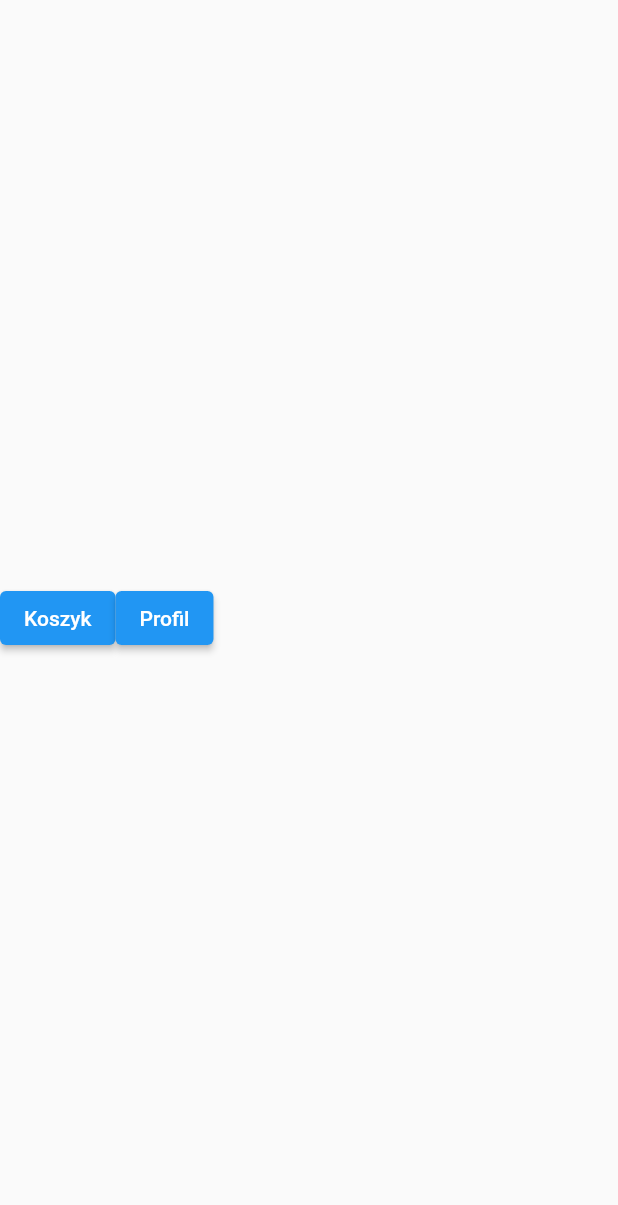
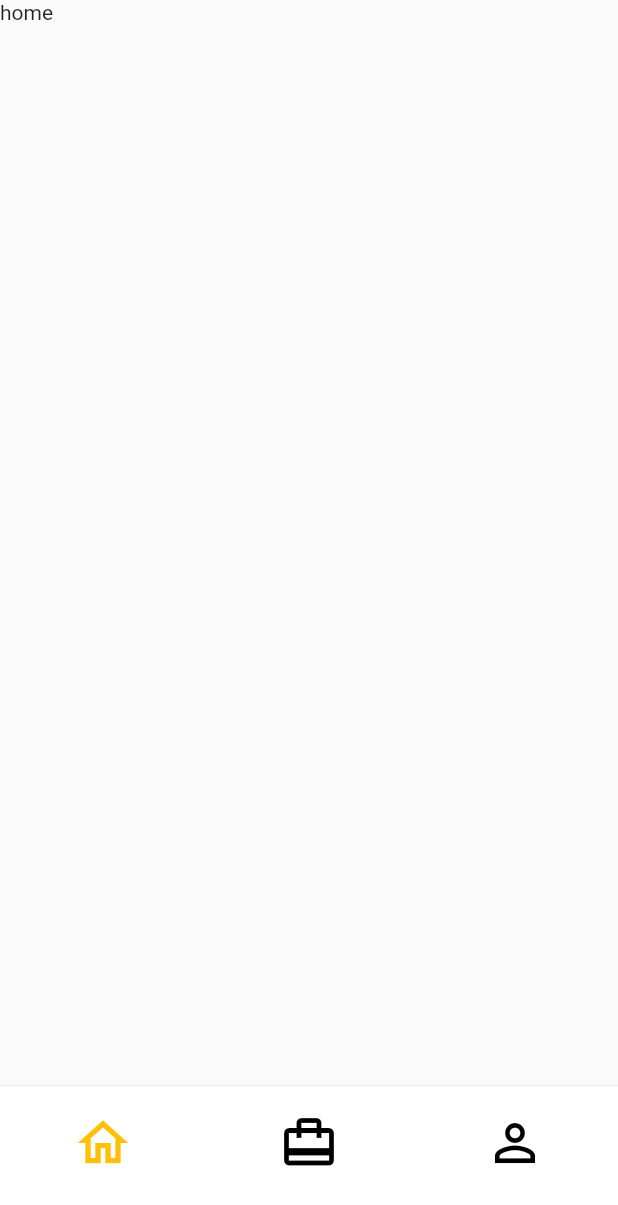
Before and after one commit to sqsiek0/inzynieria-aplikacja, a Flutter app: the screen it shows after launch, on a phone screen of 412 x 824 dp. Shown: the top 1205 px of the screen. Run offline on Flutter 3.47's test engine with Material 2 defaults, Android fonts, the phone set to English and light mode, and no system bars; our stand-ins replace bloc, flutter_bloc, go_router.

Commit message:
bottom bar

```diff
--- /dev/null
+++ b/lib/app/src/constants/colors.dart
@@ -0,0 +1,5 @@
+import 'package:flutter/material.dart';
+
+class AppColor {
+  static const Color greyColor = Color(0xffA9A9A9);
+}
--- /dev/null
+++ b/lib/app/src/constants/paddings.dart
@@ -0,0 +1,3 @@
+class AppPaddings {
+  static const double horizontalPadding = 20;
+}
--- /dev/null
+++ b/lib/app/view/widgets/app_bottom_bar.dart
@@ -0,0 +1,103 @@
+import 'package:flutter/material.dart';
+import 'package:flutter_bloc/flutter_bloc.dart';
+import 'package:robot_controller/app/bloc/app_bloc.dart';
+import 'package:robot_controller/app/src/constants/colors.dart';
+import 'package:robot_controller/app/src/constants/paddings.dart';
+import 'package:robot_controller/app/src/enums/enums.dart';
+
+class AppBottomBar extends StatefulWidget {
+  const AppBottomBar({super.key, required this.appTabState});
+  final AppTabState appTabState;
+
+  @override
+  State<AppBottomBar> createState() => _AppBottomBarState();
+}
+
+class _AppBottomBarState extends State<AppBottomBar> {
+  @override
+  Widget build(BuildContext context) {
+    return Container(
+      height: 100,
+      color: Colors.white,
+      child: Column(
+        children: [
+          const Divider(
+            color: AppColor.greyColor,
+            thickness: 0.1,
+            height: 0,
+          ),
+          Padding(
+            padding: const EdgeInsets.symmetric(vertical: 10),
+            child: Row(
+              mainAxisAlignment: MainAxisAlignment.spaceBetween,
+              children: [
+                BottomBarIcon(
+                  icon: Icons.home_outlined,
+                  color: widget.appTabState == AppTabState.home
+                      ? Colors.amber
+                      : Colors.black,
+                  onTap: () {
+                    context
+                        .read<AppBloc>()
+                        .add(AppChangeTab(appTabState: AppTabState.home));
+                  },
+                ),
+                BottomBarIcon(
+                  icon: Icons.card_travel_outlined,
+                  color: widget.appTabState == AppTabState.cart
+                      ? Colors.amber
+                      : Colors.black,
+                  onTap: () {
+                    context
+                        .read<AppBloc>()
+                        .add(AppChangeTab(appTabState: AppTabState.cart));
+                  },
+                ),
+                BottomBarIcon(
+                  icon: Icons.person_outline,
+                  color: widget.appTabState == AppTabState.profile
+                      ? Colors.amber
+                      : Colors.black,
+                  onTap: () {
+                    context
+                        .read<AppBloc>()
+                        .add(AppChangeTab(appTabState: AppTabState.profile));
+                  },
+                ),
+              ],
+            ),
+          )
+        ],
+      ),
+    );
+  }
+}
+
+class BottomBarIcon extends StatelessWidget {
+  const BottomBarIcon({
+    super.key,
+    required this.icon,
+    required this.color,
+    this.onTap,
+  });
+  final IconData icon;
+  final void Function()? onTap;
+  final Color color;
+
+  @override
+  Widget build(BuildContext context) {
+    return Expanded(
+      child: InkWell(
+        onTap: onTap,
+        child: IconButton(
+          icon: Icon(
+            icon,
+          ),
+          iconSize: 40,
+          color: color,
+          onPressed: onTap,
+        ),
+      ),
+    );
+  }
+}
--- a/lib/home/view/home.dart
+++ b/lib/home/view/home.dart
@@ -1,7 +1,7 @@
 import 'package:flutter/material.dart';
 import 'package:flutter_bloc/flutter_bloc.dart';
 import 'package:robot_controller/app/bloc/app_bloc.dart';
-import 'package:robot_controller/app/src/enums/enums.dart';
+import 'package:robot_controller/app/view/widgets/app_bottom_bar.dart';
 
 class Home extends StatelessWidget {
   const Home({super.key});
@@ -9,21 +9,9 @@ class Home extends StatelessWidget {
   @override
   Widget build(BuildContext context) {
     return Scaffold(
-      body: Center(
-        child: Row(
-          children: [
-            ElevatedButton(
-                onPressed: () => context
-                    .read<AppBloc>()
-                    .add(AppChangeTab(appTabState: AppTabState.cart)),
-                child: const Text('Koszyk')),
-            ElevatedButton(
-                onPressed: () => context
-                    .read<AppBloc>()
-                    .add(AppChangeTab(appTabState: AppTabState.profile)),
-                child: const Text('Profil'))
-          ],
-        ),
+      body: const SafeArea(child: Text('home')),
+      bottomNavigationBar: AppBottomBar(
+        appTabState: context.watch<AppBloc>().state.appTabState,
       ),
     );
   }
--- a/lib/trying/cart.dart
+++ b/lib/trying/cart.dart
@@ -1,10 +1,18 @@
 import 'package:flutter/material.dart';
+import 'package:flutter_bloc/flutter_bloc.dart';
+import 'package:robot_controller/app/bloc/app_bloc.dart';
+import 'package:robot_controller/app/view/widgets/app_bottom_bar.dart';
 
 class Cart extends StatelessWidget {
   const Cart({super.key});
 
   @override
   Widget build(BuildContext context) {
-    return const Scaffold(body: Text('cart'));
+    return Scaffold(
+        bottomNavigationBar: AppBottomBar(
+            appTabState: context.read<AppBloc>().state.appTabState),
+        body: const SafeArea(
+          child: Text('cart'),
+        ));
   }
 }
--- a/lib/trying/profile.dart
+++ b/lib/trying/profile.dart
@@ -1,10 +1,16 @@
 import 'package:flutter/material.dart';
+import 'package:flutter_bloc/flutter_bloc.dart';
+import 'package:robot_controller/app/bloc/app_bloc.dart';
+import 'package:robot_controller/app/view/widgets/app_bottom_bar.dart';
 
 class Profile extends StatelessWidget {
   const Profile({super.key});
 
   @override
   Widget build(BuildContext context) {
-    return const Scaffold(body: Text('profile'));
+    return Scaffold(
+        bottomNavigationBar: AppBottomBar(
+            appTabState: context.read<AppBloc>().state.appTabState),
+        body: const SafeArea(child: Text('profile')));
   }
 }
```
